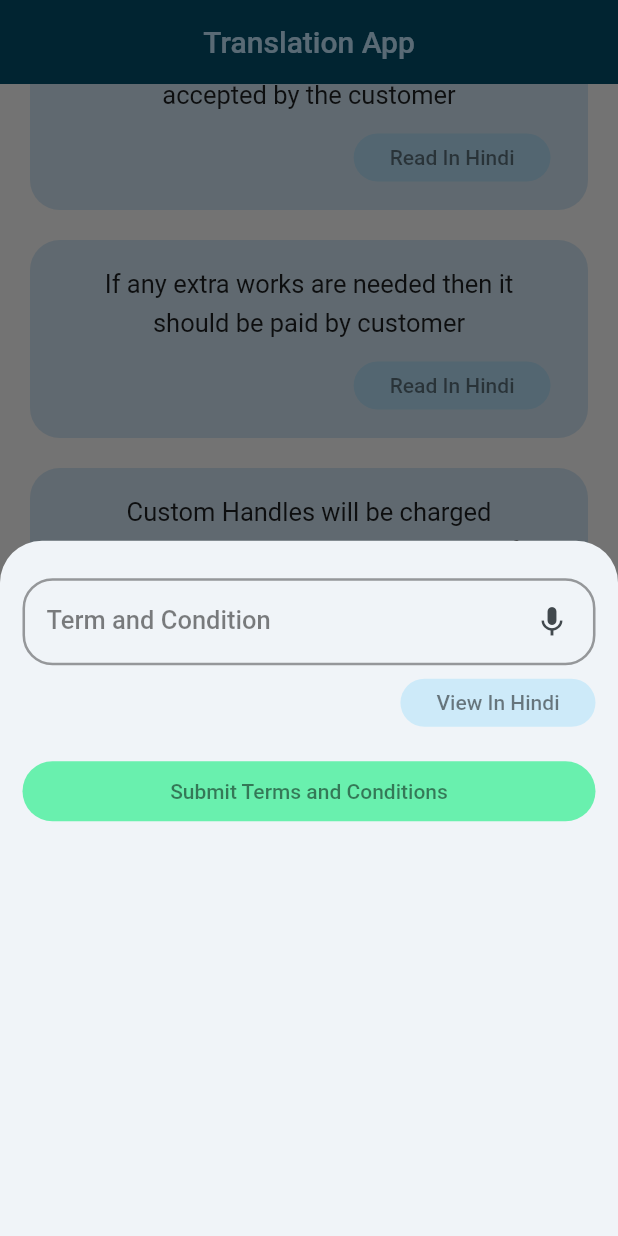
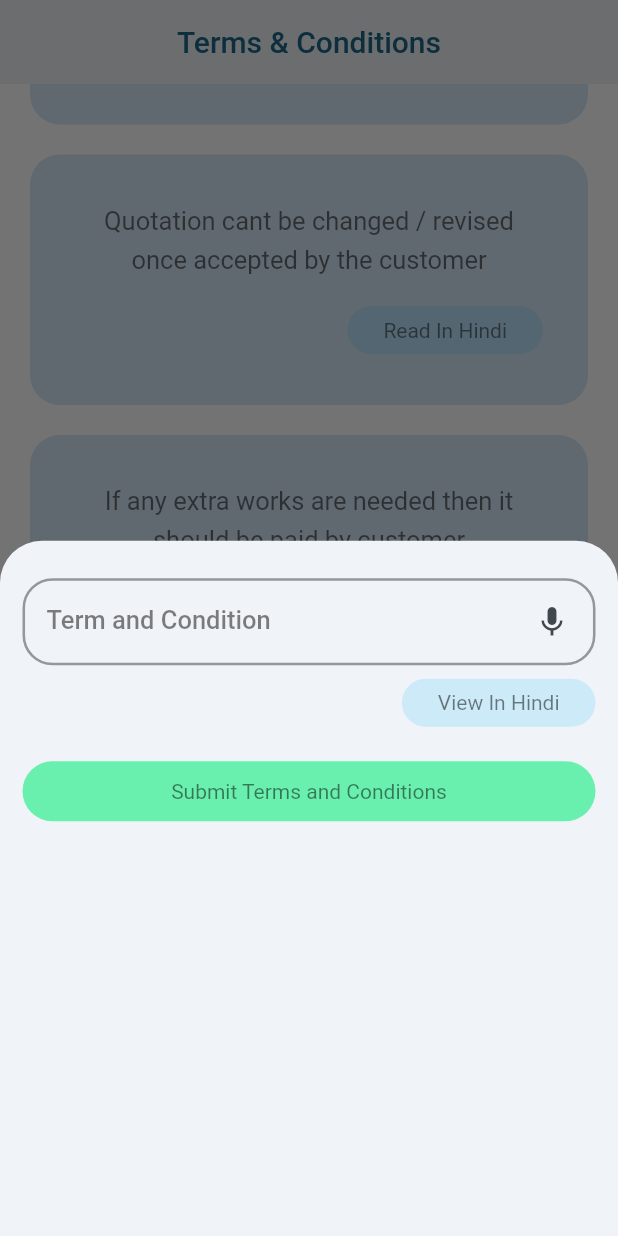
Before and after one commit to srinivas-nahak/translate-app, a Flutter app: the screen it shows after launch, scrolled down 576 dp, after a tap on the "add" icon, on a phone screen of 412 x 824 dp. Run offline on Flutter 3.47's test engine with Material 2 defaults, Android fonts, the phone set to English and light mode, and no system bars; our stand-ins replace flutter_riverpod, speech_to_text; missing offline and left inert: google_mlkit_translation.

Commit message:
Enhanced UI

```diff
--- a/lib/main.dart
+++ b/lib/main.dart
@@ -1,6 +1,7 @@
 import 'package:flutter/material.dart';
 import 'package:flutter_riverpod/flutter_riverpod.dart';
 import 'package:translate_app/screens/terms_conditions_screen.dart';
+import 'package:translate_app/utils/constants.dart';
 
 var kColorScheme = ColorScheme.fromSeed(seedColor: Colors.lightBlueAccent);
 var kDarkColorScheme = ColorScheme.fromSeed(seedColor: const Color(0xff202020));
@@ -32,6 +33,7 @@ class MyApp extends StatelessWidget {
         ),
         elevatedButtonTheme: ElevatedButtonThemeData(
           style: ElevatedButton.styleFrom(
+            textStyle: const TextStyle(),
             foregroundColor: Colors.black.withOpacity(0.5),
             backgroundColor: Colors.lightBlueAccent.withOpacity(0.2),
             elevation: 0,
--- a/lib/screens/terms_conditions_screen.dart
+++ b/lib/screens/terms_conditions_screen.dart
@@ -3,6 +3,7 @@ import 'dart:math';
 import 'package:flutter/material.dart';
 import 'package:flutter_riverpod/flutter_riverpod.dart';
 import 'package:google_mlkit_translation/google_mlkit_translation.dart';
+import 'package:translate_app/utils/constants.dart';
 import 'package:translate_app/widgets/add_terms_conditions.dart';
 import 'package:translate_app/widgets/terms_conditions_list_item.dart';
 
@@ -19,7 +20,11 @@ class TermsConditionsScreen extends ConsumerWidget {
     return Scaffold(
       appBar: AppBar(
         centerTitle: true,
-        title: const Text("Translation App"),
+        title: Text(
+          "Terms & Conditions",
+          style: TextStyle(color: Theme.of(context).colorScheme.primary),
+        ),
+        backgroundColor: Colors.transparent,
       ),
       floatingActionButton: FloatingActionButton(
         onPressed: () {
@@ -38,7 +43,7 @@ class TermsConditionsScreen extends ConsumerWidget {
               builder: (context, snapshot) {
                 if (snapshot.connectionState == ConnectionState.done) {
                   return ListView.builder(
-                    padding: const EdgeInsets.all(10),
+                    padding: const EdgeInsets.all(10).copyWith(top: 0),
                     itemCount: termsConditionsList.length,
                     itemBuilder: (context, index) => TermsConditionsListItem(
                       termsConditionItem: termsConditionsList[index],
--- a/lib/utils/constants.dart
+++ b/lib/utils/constants.dart
@@ -1,3 +1,7 @@
-import 'package:flutter/cupertino.dart';
+import 'package:flutter/material.dart';
 
-const kBodyTextStyle = TextStyle(fontSize: 17, height: 1.5);
+const kBodyTextStyle =
+    TextStyle(fontSize: 17, height: 1.5, color: Colors.black54);
+
+const kHeadingTextStyle =
+    TextStyle(fontSize: 17, height: 1.5, fontWeight: FontWeight.w500);
--- a/lib/widgets/add_terms_conditions.dart
+++ b/lib/widgets/add_terms_conditions.dart
@@ -292,9 +292,11 @@ class _AddTermsConditionsState extends ConsumerState<AddTermsConditions> {
               ),
               child: const Text('Submit'),
               onPressed: () {
-                _textEditingController.text = _lastWords;
-                _enteredTermCondition = _lastWords;
-                Navigator.of(context).pop();
+                if (_speechToText.isNotListening) {
+                  _textEditingController.text = _lastWords;
+                  _enteredTermCondition = _lastWords;
+                  Navigator.of(context).pop();
+                }
               },
             ),
             TextButton(
--- a/lib/widgets/terms_conditions_list_item.dart
+++ b/lib/widgets/terms_conditions_list_item.dart
@@ -42,7 +42,7 @@ class _TermsConditionsListItemState extends State<TermsConditionsListItem> {
         ),
       ),
       const SizedBox(
-        height: 10,
+        height: 15,
       ),
     ];
   }
@@ -87,7 +87,7 @@ class _TermsConditionsListItemState extends State<TermsConditionsListItem> {
           },
           child: Center(
             child: Padding(
-              padding: const EdgeInsets.symmetric(vertical: 15, horizontal: 25),
+              padding: const EdgeInsets.all(30),
               child: Column(
                 crossAxisAlignment: CrossAxisAlignment.stretch,
                 children: [
@@ -97,7 +97,7 @@ class _TermsConditionsListItemState extends State<TermsConditionsListItem> {
                     textAlign: TextAlign.center,
                   ),
                   const SizedBox(
-                    height: 10,
+                    height: 15,
                   ),
                   if (_showProgress)
                     const Center(
```
